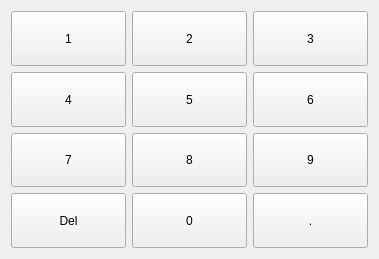
First picture: the form in project_03/src/numberkeyboard.ui, repository ProOnmountain/AmateurProject, before the edit.
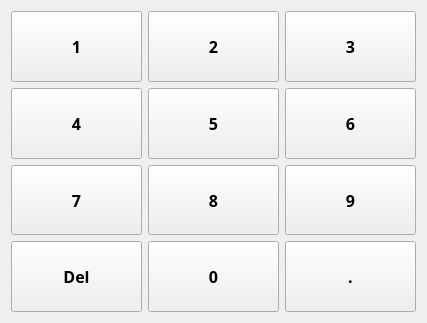
Second picture: the form after the edit.

```diff
--- a/project_03/src/numberkeyboard.ui
+++ b/project_03/src/numberkeyboard.ui
@@ -6,8 +6,8 @@
    <rect>
     <x>0</x>
     <y>0</y>
-    <width>379</width>
-    <height>259</height>
+    <width>427</width>
+    <height>323</height>
    </rect>
   </property>
   <property name="windowTitle">
@@ -22,6 +22,14 @@
        <verstretch>0</verstretch>
       </sizepolicy>
      </property>
+     <property name="font">
+      <font>
+       <family>Ubuntu Condensed</family>
+       <pointsize>12</pointsize>
+       <weight>75</weight>
+       <bold>true</bold>
+      </font>
+     </property>
      <property name="focusPolicy">
       <enum>Qt::NoFocus</enum>
      </property>
@@ -38,6 +46,14 @@
        <verstretch>0</verstretch>
       </sizepolicy>
      </property>
+     <property name="font">
+      <font>
+       <family>Ubuntu Condensed</family>
+       <pointsize>12</pointsize>
+       <weight>75</weight>
+       <bold>true</bold>
+      </font>
+     </property>
      <property name="focusPolicy">
       <enum>Qt::NoFocus</enum>
      </property>
@@ -54,6 +70,14 @@
        <verstretch>0</verstretch>
       </sizepolicy>
      </property>
+     <property name="font">
+      <font>
+       <family>Ubuntu Condensed</family>
+       <pointsize>12</pointsize>
+       <weight>75</weight>
+       <bold>true</bold>
+      </font>
+     </property>
      <property name="focusPolicy">
       <enum>Qt::NoFocus</enum>
      </property>
@@ -70,6 +94,14 @@
        <verstretch>0</verstretch>
       </sizepolicy>
      </property>
+     <property name="font">
+      <font>
+       <family>Ubuntu Condensed</family>
+       <pointsize>12</pointsize>
+       <weight>75</weight>
+       <bold>true</bold>
+      </font>
+     </property>
      <property name="focusPolicy">
       <enum>Qt::NoFocus</enum>
      </property>
@@ -86,6 +118,14 @@
        <verstretch>0</verstretch>
       </sizepolicy>
      </property>
+     <property name="font">
+      <font>
+       <family>Ubuntu Condensed</family>
+       <pointsize>12</pointsize>
+       <weight>75</weight>
+       <bold>true</bold>
+      </font>
+     </property>
      <property name="focusPolicy">
       <enum>Qt::NoFocus</enum>
      </property>
@@ -102,6 +142,14 @@
        <verstretch>0</verstretch>
       </sizepolicy>
      </property>
+     <property name="font">
+      <font>
+       <family>Ubuntu Condensed</family>
+       <pointsize>12</pointsize>
+       <weight>75</weight>
+       <bold>true</bold>
+      </font>
+     </property>
      <property name="focusPolicy">
       <enum>Qt::NoFocus</enum>
      </property>
@@ -118,6 +166,14 @@
        <verstretch>0</verstretch>
       </sizepolicy>
      </property>
+     <property name="font">
+      <font>
+       <family>Ubuntu Condensed</family>
+       <pointsize>12</pointsize>
+       <weight>75</weight>
+       <bold>true</bold>
+      </font>
+     </property>
      <property name="focusPolicy">
       <enum>Qt::NoFocus</enum>
      </property>
@@ -134,6 +190,14 @@
        <verstretch>0</verstretch>
       </sizepolicy>
      </property>
+     <property name="font">
+      <font>
+       <family>Ubuntu Condensed</family>
+       <pointsize>12</pointsize>
+       <weight>75</weight>
+       <bold>true</bold>
+      </font>
+     </property>
      <property name="focusPolicy">
       <enum>Qt::NoFocus</enum>
      </property>
@@ -150,6 +214,14 @@
        <verstretch>0</verstretch>
       </sizepolicy>
      </property>
+     <property name="font">
+      <font>
+       <family>Ubuntu Condensed</family>
+       <pointsize>12</pointsize>
+       <weight>75</weight>
+       <bold>true</bold>
+      </font>
+     </property>
      <property name="focusPolicy">
       <enum>Qt::NoFocus</enum>
      </property>
@@ -166,6 +238,14 @@
        <verstretch>0</verstretch>
       </sizepolicy>
      </property>
+     <property name="font">
+      <font>
+       <family>Ubuntu Condensed</family>
+       <pointsize>12</pointsize>
+       <weight>75</weight>
+       <bold>true</bold>
+      </font>
+     </property>
      <property name="focusPolicy">
       <enum>Qt::NoFocus</enum>
      </property>
@@ -182,6 +262,14 @@
        <verstretch>0</verstretch>
       </sizepolicy>
      </property>
+     <property name="font">
+      <font>
+       <family>Ubuntu Condensed</family>
+       <pointsize>12</pointsize>
+       <weight>75</weight>
+       <bold>true</bold>
+      </font>
+     </property>
      <property name="focusPolicy">
       <enum>Qt::NoFocus</enum>
      </property>
@@ -198,6 +286,14 @@
        <verstretch>0</verstretch>
       </sizepolicy>
      </property>
+     <property name="font">
+      <font>
+       <family>Ubuntu Condensed</family>
+       <pointsize>12</pointsize>
+       <weight>75</weight>
+       <bold>true</bold>
+      </font>
+     </property>
      <property name="focusPolicy">
       <enum>Qt::NoFocus</enum>
      </property>
```
